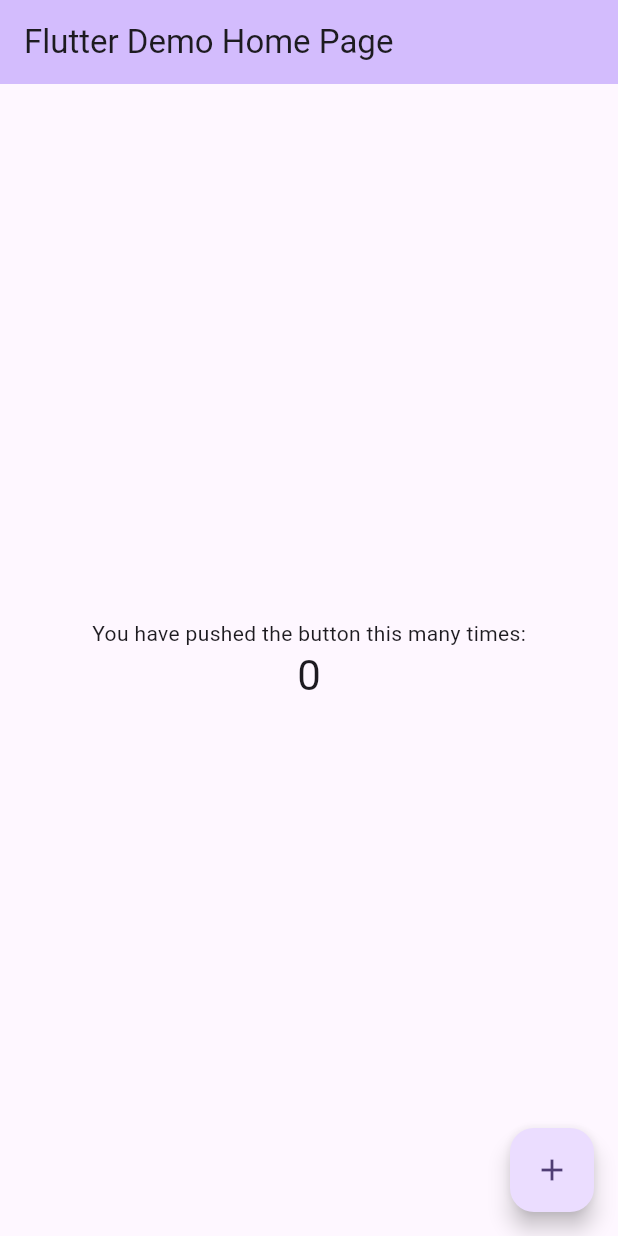
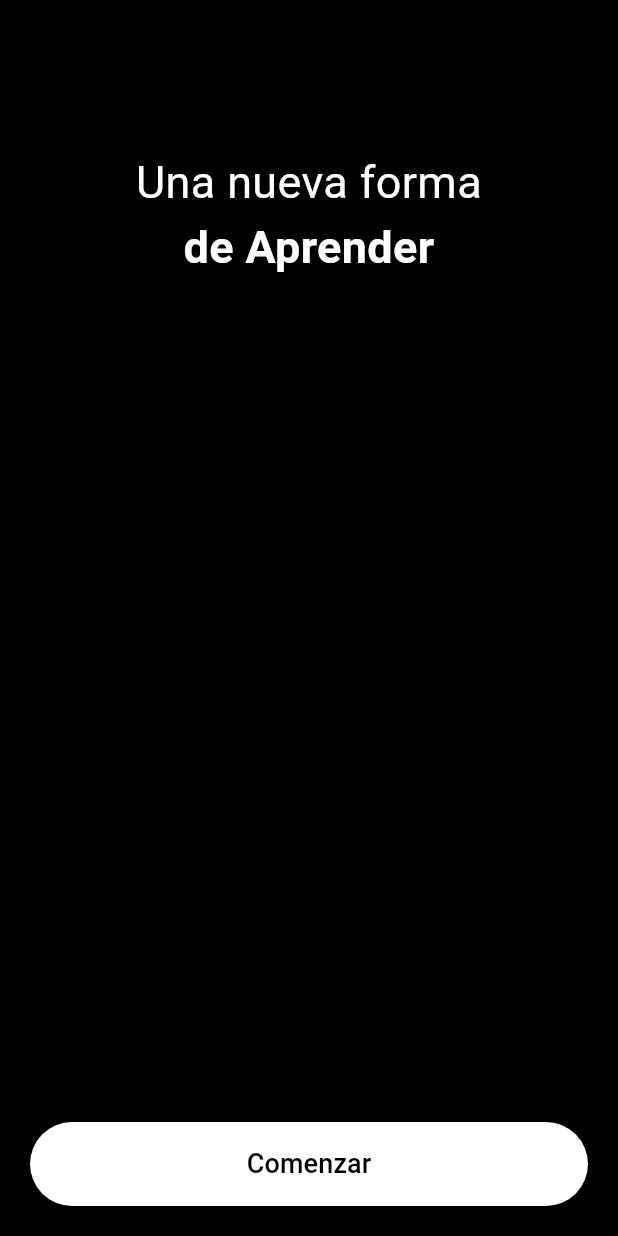
Before and after one commit to Edd0-8/EqualEducation, a Flutter app: the screen it shows after launch, on a phone screen of 412 x 824 dp. Run offline on Flutter 3.47's test engine with Material 3 defaults, Android fonts, the phone set to English and light mode, and no system bars.

Commit message:
Modificacion pantalla HomePage y agregado pantalla CoursePage

```diff
--- a/equaleducation_project/lib/main.dart
+++ b/equaleducation_project/lib/main.dart
@@ -3,123 +3,176 @@ import 'package:flutter/material.dart';
 void main() {
   runApp(const MyApp());
 }
-
 class MyApp extends StatelessWidget {
   const MyApp({super.key});
 
-  // This widget is the root of your application.
   @override
   Widget build(BuildContext context) {
     return MaterialApp(
-      title: 'Flutter Demo',
-      theme: ThemeData(
-        // This is the theme of your application.
-        //
-        // TRY THIS: Try running your application with "flutter run". You'll see
-        // the application has a purple toolbar. Then, without quitting the app,
-        // try changing the seedColor in the colorScheme below to Colors.green
-        // and then invoke "hot reload" (save your changes or press the "hot
-        // reload" button in a Flutter-supported IDE, or press "r" if you used
-        // the command line to start the app).
-        //
-        // Notice that the counter didn't reset back to zero; the application
-        // state is not lost during the reload. To reset the state, use hot
-        // restart instead.
-        //
-        // This works for code too, not just values: Most code changes can be
-        // tested with just a hot reload.
-        colorScheme: ColorScheme.fromSeed(seedColor: Colors.deepPurple),
-        useMaterial3: true,
-      ),
-      home: const MyHomePage(title: 'Flutter Demo Home Page'),
+      debugShowCheckedModeBanner: false, // Quitamos la marca de debug
+      home: const HomePage(),
     );
   }
 }
 
-class MyHomePage extends StatefulWidget {
-  const MyHomePage({super.key, required this.title});
-
-  // This widget is the home page of your application. It is stateful, meaning
-  // that it has a State object (defined below) that contains fields that affect
-  // how it looks.
-
-  // This class is the configuration for the state. It holds the values (in this
-  // case the title) provided by the parent (in this case the App widget) and
-  // used by the build method of the State. Fields in a Widget subclass are
-  // always marked "final".
-
-  final String title;
-
-  @override
-  State<MyHomePage> createState() => _MyHomePageState();
-}
-
-class _MyHomePageState extends State<MyHomePage> {
-  int _counter = 0;
-
-  void _incrementCounter() {
-    setState(() {
-      // This call to setState tells the Flutter framework that something has
-      // changed in this State, which causes it to rerun the build method below
-      // so that the display can reflect the updated values. If we changed
-      // _counter without calling setState(), then the build method would not be
-      // called again, and so nothing would appear to happen.
-      _counter++;
-    });
-  }
+class HomePage extends StatelessWidget {
+  const HomePage({super.key});
 
   @override
   Widget build(BuildContext context) {
-    // This method is rerun every time setState is called, for instance as done
-    // by the _incrementCounter method above.
-    //
-    // The Flutter framework has been optimized to make rerunning build methods
-    // fast, so that you can just rebuild anything that needs updating rather
-    // than having to individually change instances of widgets.
     return Scaffold(
-      appBar: AppBar(
-        // TRY THIS: Try changing the color here to a specific color (to
-        // Colors.amber, perhaps?) and trigger a hot reload to see the AppBar
-        // change color while the other colors stay the same.
-        backgroundColor: Theme.of(context).colorScheme.inversePrimary,
-        // Here we take the value from the MyHomePage object that was created by
-        // the App.build method, and use it to set our appbar title.
-        title: Text(widget.title),
-      ),
-      body: Center(
-        // Center is a layout widget. It takes a single child and positions it
-        // in the middle of the parent.
+      backgroundColor: Colors.black, // Fondo negro
+      body: SafeArea(
         child: Column(
-          // Column is also a layout widget. It takes a list of children and
-          // arranges them vertically. By default, it sizes itself to fit its
-          // children horizontally, and tries to be as tall as its parent.
-          //
-          // Column has various properties to control how it sizes itself and
-          // how it positions its children. Here we use mainAxisAlignment to
-          // center the children vertically; the main axis here is the vertical
-          // axis because Columns are vertical (the cross axis would be
-          // horizontal).
-          //
-          // TRY THIS: Invoke "debug painting" (choose the "Toggle Debug Paint"
-          // action in the IDE, or press "p" in the console), to see the
-          // wireframe for each widget.
-          mainAxisAlignment: MainAxisAlignment.center,
-          children: <Widget>[
-            const Text(
-              'You have pushed the button this many times:',
+          mainAxisAlignment: MainAxisAlignment.spaceBetween, // Espacio entre elementos
+          children: [
+            // Texto centrado
+            Padding(
+              padding: const EdgeInsets.only(top: 100.0),
+              child: Column(
+                children: const [
+                  Text(
+                    'Una nueva forma',
+                    style: TextStyle(
+                      color: Colors.white,
+                      fontSize: 30,
+                    ),
+                    textAlign: TextAlign.center,
+                  ),
+                  Text(
+                    'de Aprender',
+                    style: TextStyle(
+                      color: Colors.white,
+                      fontSize: 30,
+                      fontWeight: FontWeight.bold,
+                    ),
+                    textAlign: TextAlign.center,
+                  ),
+                ],
+              ),
             ),
-            Text(
-              '$_counter',
-              style: Theme.of(context).textTheme.headlineMedium,
+            // Botón de "Comenzar"
+            Padding(
+              padding: const EdgeInsets.all(20.0),
+              child: SizedBox(
+                width: double.infinity,
+                child: ElevatedButton(
+                  style: ElevatedButton.styleFrom(
+                    backgroundColor: Colors.white, // Color de fondo del botón
+                    shape: RoundedRectangleBorder(
+                      borderRadius: BorderRadius.circular(30), // Bordes redondeados
+                    ),
+                  ),
+                  onPressed: () {
+                    Navigator.push(
+                      context,
+                      MaterialPageRoute(builder: (context) => const CoursePage()),
+                    );
+                  },
+                  child: const Padding(
+                    padding: EdgeInsets.all(15.0),
+                    child: Text(
+                      'Comenzar',
+                      style: TextStyle(
+                        color: Colors.black, // Texto en negro
+                        fontSize: 18,
+                      ),
+                    ),
+                  ),
+                ),
+              ),
             ),
           ],
         ),
       ),
-      floatingActionButton: FloatingActionButton(
-        onPressed: _incrementCounter,
-        tooltip: 'Increment',
-        child: const Icon(Icons.add),
-      ), // This trailing comma makes auto-formatting nicer for build methods.
     );
   }
 }
+
+class CoursePage extends StatelessWidget {
+  const CoursePage({super.key});
+
+  @override
+  Widget build(BuildContext context) {
+    // Controlador para el TextField
+    TextEditingController nameController = TextEditingController();
+
+    return Scaffold(
+      backgroundColor: Colors.black,
+      body: SafeArea(
+        child: Column(
+          mainAxisAlignment: MainAxisAlignment.spaceBetween,
+          children: [
+            const Padding(
+              padding: EdgeInsets.only(top: 50),
+              child: Text(
+                'Bienvenido Jorge',
+                style: TextStyle(
+                  color: Colors.white,
+                  fontSize: 30,
+                ),
+              ),
+            ),
+            const Padding(
+              padding: EdgeInsets.only(bottom: 50),
+              child: Text(
+                'Mis Cursos',
+                style: TextStyle(
+                  color: Colors.white,
+                  fontSize: 25,
+                ),
+              ),
+            ),
+            // Botón en la parte inferior derecha
+            Align(
+              alignment: Alignment.bottomRight,
+              child: Padding(
+                padding: const EdgeInsets.all(16.0),
+                child: FloatingActionButton(
+                  backgroundColor: Colors.white,
+                  onPressed: () {
+                    // Mostrar la ventana emergente con el TextField
+                    showDialog(
+                      context: context,
+                      builder: (BuildContext context) {
+                        return AlertDialog(
+                          title: const Text('Agrega un nombre'),
+                          content: TextField(
+                            controller: nameController, // Controlador del TextField
+                            decoration: const InputDecoration(
+                              hintText: 'Escribe un nombre',
+                            ),
+                          ),
+                          actions: [
+                            TextButton(
+                              onPressed: () {
+                                Navigator.of(context).pop(); // Cierra la ventana
+                              },
+                              child: const Text('Cancelar'),
+                            ),
+                            TextButton(
+                              onPressed: () {
+                                // De momento no hace nada con el nombre ingresado
+                                print("Nombre ingresado: ${nameController.text}");
+                              },
+                              child: const Text('Aceptar'),
+                            ),
+                          ],
+                        );
+                      },
+                    );
+                  },
+                  child: const Icon(
+                    Icons.add,
+                    color: Colors.black,
+                    size: 30,
+                  ),
+                ),
+              ),
+            ),
+          ],
+        ),
+      ),
+    );
+  }
+}
```
